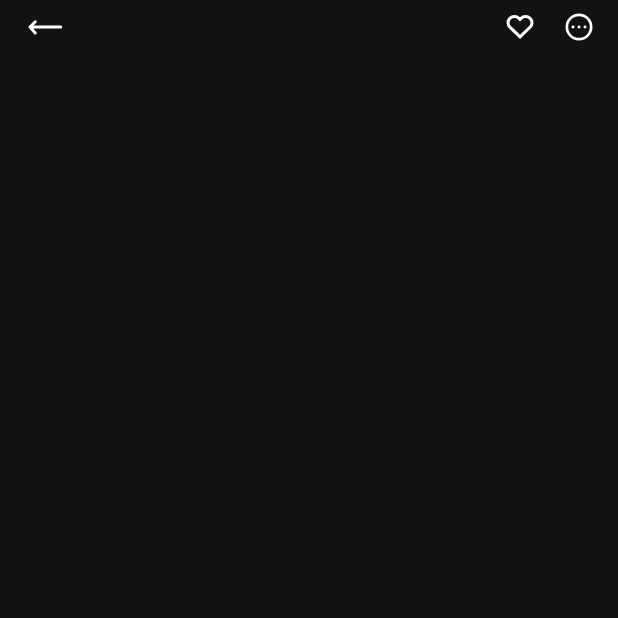
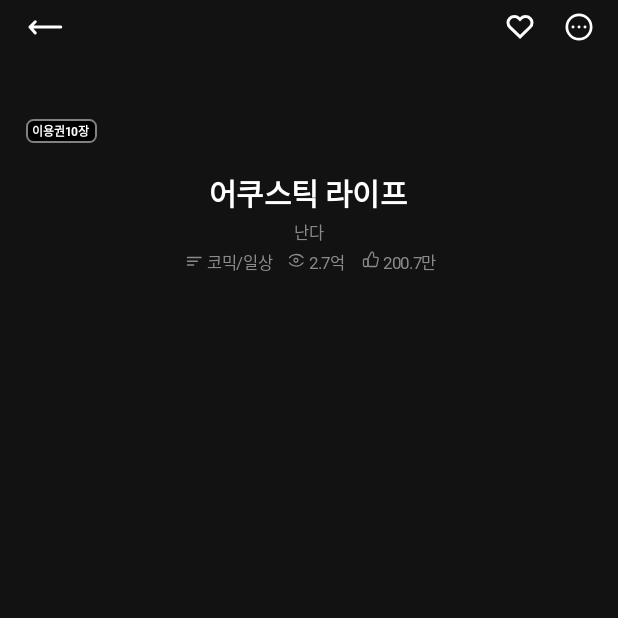
Before and after one commit to SOPT-all/35-COLLABORATION-ANDROID-KAKAOWEBTOON, an Android app built with Jetpack Compose: the EpisodeRoute screen opened through its navigation route, on a phone screen of 412 x 824 dp, the top half of it. Before the commit the part shown is almost empty. Run offline under Robolectric (Android 15) with nearby library versions, the phone set to English and light mode, and no system bars; our stand-ins replace Dagger/Hilt's generated code; pictures from the network do not load.

Commit message:
[feat] #22: 웹툰 상세 조회 섹션 구현

```diff
--- /dev/null
+++ b/app/src/main/java/com/example/kakaowebtoon/domain/model/WebtoonDetail.kt
@@ -0,0 +1,12 @@
+package com.example.kakaowebtoon.domain.model
+
+data class WebtoonDetail(
+    val imageUrl: String,
+    val title: String,
+    val author: String,
+    val genre: String,
+    val viewCount: Int,
+    val heartCount: Int,
+    val coupon: Int,
+    val promotion: String
+)
--- a/app/src/main/java/com/example/kakaowebtoon/presentation/ui/episode/EpisodeScreen.kt
+++ b/app/src/main/java/com/example/kakaowebtoon/presentation/ui/episode/EpisodeScreen.kt
@@ -9,11 +9,15 @@ import androidx.compose.foundation.layout.padding
 import androidx.compose.foundation.lazy.LazyColumn
 import androidx.compose.material3.Text
 import androidx.compose.runtime.Composable
+import androidx.compose.runtime.collectAsState
+import androidx.compose.runtime.getValue
 import androidx.compose.ui.Modifier
 import androidx.compose.ui.tooling.preview.Preview
 import androidx.hilt.navigation.compose.hiltViewModel
+import com.example.kakaowebtoon.domain.model.WebtoonDetail
 import com.example.kakaowebtoon.presentation.type.TopBarType
 import com.example.kakaowebtoon.presentation.ui.component.KakaoWebtoonTopBar
+import com.example.kakaowebtoon.presentation.ui.episode.component.EpisodeDetail
 import com.example.kakaowebtoon.ui.theme.KakaoWebtoonColors
 import com.example.kakaowebtoon.ui.theme.KakaoWebtoonTheme
 import com.example.kakaowebtoon.ui.theme.defaultKakaoWebtoonColors
@@ -38,6 +42,8 @@ fun EpisodeScreen(
     modifier: Modifier = Modifier,
     viewModel: EpisodeViewModel = hiltViewModel()
 ) {
+    val webtoonDetail by viewModel.webtoonDetail.collectAsState()
+
     Box(
         modifier = modifier
             .fillMaxSize()
@@ -52,12 +58,18 @@ fun EpisodeScreen(
                     firstIconOnClick = popUpBackStack
                 )
             }
+
+            item {
+                webtoonDetail?.let { detail ->
+                    EpisodeDetail(detail)
+                }
+            }
         }
     }
 }
 
 @Preview
 @Composable
-private fun MainScreenPreview() {
+private fun EpisodeScreenPreview() {
     EpisodeScreen(popUpBackStack = {})
 }
--- a/app/src/main/java/com/example/kakaowebtoon/presentation/ui/episode/EpisodeViewModel.kt
+++ b/app/src/main/java/com/example/kakaowebtoon/presentation/ui/episode/EpisodeViewModel.kt
@@ -1,11 +1,35 @@
 package com.example.kakaowebtoon.presentation.ui.episode
 
 import androidx.lifecycle.ViewModel
+import com.example.kakaowebtoon.domain.model.WebtoonDetail
 import com.example.kakaowebtoon.domain.usecase.DummyUseCase
 import dagger.hilt.android.lifecycle.HiltViewModel
+import kotlinx.coroutines.flow.MutableStateFlow
+import kotlinx.coroutines.flow.StateFlow
 import javax.inject.Inject
 
 @HiltViewModel
 class EpisodeViewModel @Inject constructor(
     private val dummyUseCase: DummyUseCase
-) : ViewModel()
+) : ViewModel(){
+    private val _webtoonDetail = MutableStateFlow<WebtoonDetail?>(null)
+    val webtoonDetail: StateFlow<WebtoonDetail?> = _webtoonDetail
+
+    init {
+        loadDummyWebtoonDetail()
+    }
+
+    private fun loadDummyWebtoonDetail() {
+        val dummyDetail = WebtoonDetail(
+            imageUrl = "https://i.ibb.co/N7WKG7j/i-OS-png.png",
+            title = "어쿠스틱 라이프",
+            author = "난다",
+            genre = "코믹/일상",
+            viewCount = 270000000,
+            heartCount = 2007000,
+            coupon = 10,
+            promotion = "연재 무료"
+        )
+        _webtoonDetail.value = dummyDetail
+    }
+}
--- /dev/null
+++ b/app/src/main/java/com/example/kakaowebtoon/presentation/ui/episode/component/EpisodeDetail.kt
@@ -0,0 +1,150 @@
+package com.example.kakaowebtoon.presentation.ui.episode.component
+
+import androidx.compose.foundation.layout.Box
+import androidx.compose.foundation.layout.Column
+import androidx.compose.foundation.layout.Row
+import androidx.compose.foundation.layout.Spacer
+import androidx.compose.foundation.layout.fillMaxSize
+import androidx.compose.foundation.layout.fillMaxWidth
+import androidx.compose.foundation.layout.height
+import androidx.compose.foundation.layout.padding
+import androidx.compose.foundation.layout.width
+import androidx.compose.material3.Icon
+import androidx.compose.material3.Text
+import androidx.compose.runtime.Composable
+import androidx.compose.ui.Alignment
+import androidx.compose.ui.Modifier
+import androidx.compose.ui.graphics.vector.ImageVector
+import androidx.compose.ui.layout.ContentScale
+import androidx.compose.ui.res.stringResource
+import androidx.compose.ui.res.vectorResource
+import androidx.compose.ui.tooling.preview.Preview
+import androidx.compose.ui.unit.dp
+import coil.compose.AsyncImage
+import com.example.kakaowebtoon.R
+import com.example.kakaowebtoon.domain.model.WebtoonDetail
+import com.example.kakaowebtoon.domain.util.Promotion
+import com.example.kakaowebtoon.presentation.ui.component.tags.KakaoWebtoonClockTag
+import com.example.kakaowebtoon.presentation.ui.component.tags.KakaoWebtoonFreeLaterTag
+import com.example.kakaowebtoon.presentation.ui.component.tags.KakaoWebtoonFreeTag
+import com.example.kakaowebtoon.presentation.ui.component.tags.KakaoWebtoonGenreTag
+import com.example.kakaowebtoon.presentation.ui.component.tags.KakaoWebtoonUpTag
+import com.example.kakaowebtoon.ui.theme.KakaoWebtoonTheme
+
+@Composable
+fun EpisodeDetail(
+    detail: WebtoonDetail,
+    modifier: Modifier = Modifier
+) {
+    Column(
+        modifier = modifier.fillMaxWidth(),
+        horizontalAlignment = Alignment.CenterHorizontally
+    ){
+        Box(
+            modifier = Modifier.fillMaxWidth()
+        ){
+            AsyncImage(
+                model = detail.imageUrl,
+                contentDescription = null,
+                modifier = Modifier
+                    .fillMaxSize()
+                    .padding(horizontal = 10.dp),
+                contentScale = ContentScale.Crop
+            )
+
+            Column(
+                modifier = Modifier
+                    .padding(start = 17.dp, top = 39.dp)
+            ) {
+                when (detail.promotion) {
+                    Promotion.FREE -> KakaoWebtoonFreeTag()
+                    Promotion.FREE_LATER -> KakaoWebtoonFreeLaterTag()
+                    Promotion.CLOCK -> KakaoWebtoonClockTag()
+                    Promotion.UP -> KakaoWebtoonUpTag()
+                }
+                Spacer(Modifier.height(4.dp))
+
+                KakaoWebtoonGenreTag(stringResource(R.string.episode_coupon_count,detail.coupon))
+            }
+        }
+        Spacer(Modifier.height(18.dp))
+
+        Text(
+            text = detail.title,
+            style = KakaoWebtoonTheme.typography.head1SemiBold,
+            color = KakaoWebtoonTheme.colors.white
+        )
+        Spacer(Modifier.height(3.dp))
+
+        Text(
+            text = detail.author,
+            style = KakaoWebtoonTheme.typography.body3Regular,
+            color = KakaoWebtoonTheme.colors.grey3
+        )
+        Spacer(Modifier.height(2.dp))
+
+        Row(
+            verticalAlignment = Alignment.Bottom
+        ) {
+            Icon(
+                imageVector = ImageVector.vectorResource(R.drawable.ic_episode_genre),
+                contentDescription = null,
+                tint = KakaoWebtoonTheme.colors.grey3
+            )
+            Text(
+                text = detail.genre,
+                style = KakaoWebtoonTheme.typography.body3Regular,
+                color = KakaoWebtoonTheme.colors.grey3
+            )
+            Spacer(Modifier.width(5.dp))
+
+            Icon(
+                imageVector = ImageVector.vectorResource(R.drawable.ic_episode_view),
+                contentDescription = null,
+                tint = KakaoWebtoonTheme.colors.grey3
+            )
+            Text(
+                text = formatCount(detail.viewCount),
+                style = KakaoWebtoonTheme.typography.body3Regular,
+                color = KakaoWebtoonTheme.colors.grey3
+            )
+            Spacer(Modifier.width(6.dp))
+
+            Icon(
+                imageVector = ImageVector.vectorResource(R.drawable.ic_episode_good),
+                contentDescription = null,
+                tint = KakaoWebtoonTheme.colors.grey3
+            )
+            Text(
+                text = formatCount(detail.heartCount),
+                style = KakaoWebtoonTheme.typography.body3Regular,
+                color = KakaoWebtoonTheme.colors.grey3
+            )
+        }
+    }
+}
+
+fun formatCount(count: Int): String {
+    return when {
+        count >= 100000000 -> String.format("%.1f억", count / 100000000.0)
+        count >= 10000 -> String.format("%.1f만", count / 10000.0)
+        else -> count.toString()
+    }
+}
+
+@Preview
+@Composable
+private fun EpisodeDetailPreview() {
+    EpisodeDetail(
+        WebtoonDetail(
+            imageUrl = "https://i.ibb.co/JrRcFQ9/img-storage-toon01.png",
+            title = "어쿠스틱 라이프",
+            author = "난다",
+            genre = "코믹/일상",
+            viewCount = 270000000,
+            heartCount = 2007000,
+            coupon = 10,
+            promotion = "연재 무료"
+        )
+    )
+}
--- a/app/src/main/res/values/strings.xml
+++ b/app/src/main/res/values/strings.xml
@@ -1,6 +1,7 @@
 <resources>
     <string name="app_name">Kakao Webtoon</string>
 
+    <!--    topbar item-->
     <string name="storage_title">보관함</string>
 
     <!--    bottom navigation bar item-->
@@ -32,8 +33,13 @@
     <string name="storage_button_sort">감상순</string>
     <string name="storage_button_edit">편집</string>
 
+
     <!--  Promotion -->
     <string name="webtoon_promotion_free">연재 무료</string>
     <string name="webtoon_promotion_free_later">3다무</string>
     <string name="webtoon_promotion_up">up</string>
+
+    <!--  Episode View -->
+    <string name="episode_coupon_count">이용권%s장</string>
+
 </resources>
```
